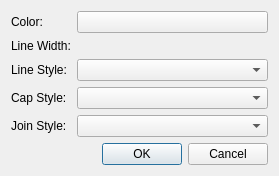
itom-project/itom, file itomWidgets/ui/penCreatorDialog.ui: the form before one commit.
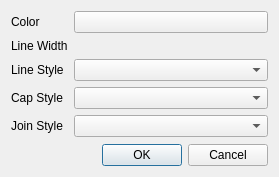
The form after the commit. Custom widgets are drawn as their Qt base class.

The edit to the form file:
```diff
--- a/itomWidgets/ui/penCreatorDialog.ui
+++ b/itomWidgets/ui/penCreatorDialog.ui
@@ -7,7 +7,7 @@
     <x>0</x>
     <y>0</y>
     <width>279</width>
-    <height>176</height>
+    <height>177</height>
    </rect>
   </property>
   <property name="windowTitle">
@@ -17,14 +17,14 @@
    <item row="4" column="0">
     <widget class="QLabel" name="label_5">
      <property name="text">
-      <string>Join Style:</string>
+      <string>Join Style</string>
      </property>
     </widget>
    </item>
    <item row="3" column="0">
     <widget class="QLabel" name="label_4">
      <property name="text">
-      <string>Cap Style:</string>
+      <string>Cap Style</string>
      </property>
     </widget>
    </item>
@@ -40,7 +40,7 @@
    <item row="1" column="0">
     <widget class="QLabel" name="label_3">
      <property name="text">
-      <string>Line Width:</string>
+      <string>Line Width</string>
      </property>
     </widget>
    </item>
@@ -60,7 +60,7 @@
    <item row="0" column="0">
     <widget class="QLabel" name="label">
      <property name="text">
-      <string>Color:</string>
+      <string>Color</string>
      </property>
     </widget>
    </item>
@@ -77,7 +77,7 @@
    <item row="2" column="0">
     <widget class="QLabel" name="label_2">
      <property name="text">
-      <string>Line Style:</string>
+      <string>Line Style</string>
      </property>
     </widget>
    </item>
```
